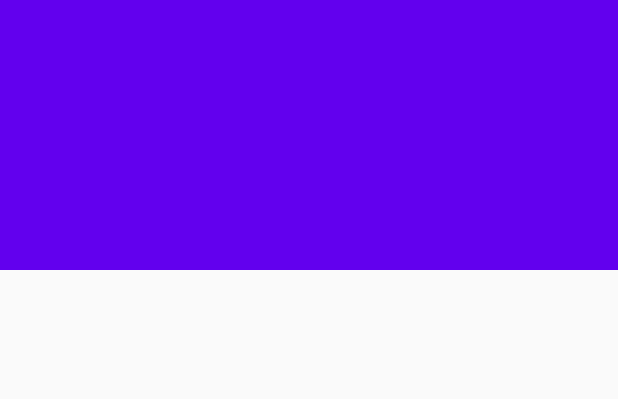
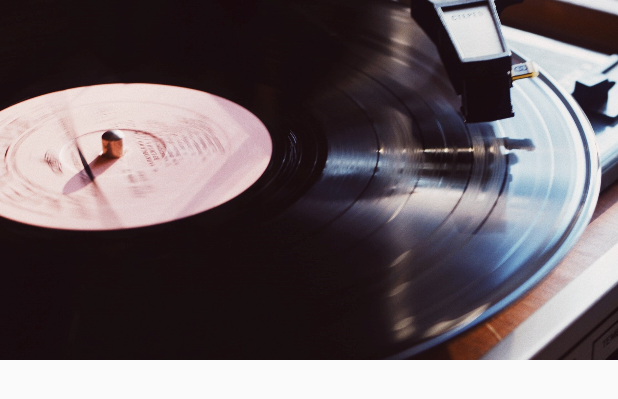
Before and after one commit to xzcxzcyy/net-diff-music, an Android app: the layout list_fragment.xml on its own in the app's theme, with its tools: preview values and no code run, on a phone screen of 412 x 824 dp. Shown: the top 399 px of the screen. Run offline under Robolectric (Android 15) with nearby library versions, the phone set to English and light mode, and no system bars.

Commit message:
feat: add RecyclerView

```diff
--- a/app/src/main/java/cloud/netdiff/musicplayer/list/ListFragment.kt
+++ b/app/src/main/java/cloud/netdiff/musicplayer/list/ListFragment.kt
@@ -23,6 +23,12 @@ class ListFragment : Fragment() {
         dataBinding = DataBindingUtil.inflate(inflater, R.layout.list_fragment, container, false)
         val myActivity = activity as AppCompatActivity
         myActivity.setSupportActionBar(dataBinding.toolbar)
+        dataBinding.toolbarLayout.title = "未命名歌单"
+
+        //TODO: get list name out of database, and change the toolbar title
+
+
+
         return dataBinding.root
     }
 
--- a/app/src/main/res/layout/list_fragment.xml
+++ b/app/src/main/res/layout/list_fragment.xml
@@ -26,6 +26,12 @@
                 app:layout_scrollFlags="scroll|exitUntilCollapsed"
                 app:toolbarId="@+id/toolbar">
 
+                <androidx.appcompat.widget.AppCompatImageView
+                    android:layout_width="match_parent"
+                    android:layout_height="match_parent"
+                    android:scaleType="centerCrop"
+                    android:src="@drawable/default_list_cover" />
+
                 <androidx.appcompat.widget.Toolbar
                     android:id="@+id/toolbar"
                     android:layout_width="match_parent"
@@ -34,5 +40,12 @@
                     app:popupTheme="@style/AppTheme.PopupOverlay" />
             </com.google.android.material.appbar.CollapsingToolbarLayout>
         </com.google.android.material.appbar.AppBarLayout>
+
+        <androidx.recyclerview.widget.RecyclerView
+            android:layout_width="match_parent"
+            android:layout_height="match_parent"
+            app:layout_behavior="@string/appbar_scrolling_view_behavior">
+
+        </androidx.recyclerview.widget.RecyclerView>
     </androidx.coordinatorlayout.widget.CoordinatorLayout>
 </layout>
--- a/app/src/main/res/navigation/navigation.xml
+++ b/app/src/main/res/navigation/navigation.xml
@@ -3,7 +3,7 @@
     xmlns:app="http://schemas.android.com/apk/res-auto"
     xmlns:tools="http://schemas.android.com/tools"
     android:id="@+id/navigation"
-    app:startDestination="@id/titleFragment">
+    app:startDestination="@id/listFragment">
 
     <fragment
         android:id="@+id/titleFragment"
--- a/app/src/main/res/values/colors.xml
+++ b/app/src/main/res/values/colors.xml
@@ -1,6 +1,6 @@
 <?xml version="1.0" encoding="utf-8"?>
 <resources>
-    <color name="colorPrimary">#6200EE</color>
-    <color name="colorPrimaryDark">#3700B3</color>
-    <color name="colorAccent">#03DAC5</color>
+    <color name="colorPrimary">#FF4081</color>
+    <color name="colorPrimaryDark">#FF4081</color>
+    <color name="colorAccent">#FF4081</color>
 </resources>
--- a/app/src/main/res/values/dimens.xml
+++ b/app/src/main/res/values/dimens.xml
@@ -1,6 +1,6 @@
 <?xml version="1.0" encoding="utf-8"?>
 <resources>
-    <dimen name="app_bar_height">180dp</dimen>
+    <dimen name="app_bar_height">240dp</dimen>
     <dimen name="fab_margin">16dp</dimen>
     <dimen name="text_margin">16dp</dimen>
 </resources>
```
Also changed, not shown: app/src/main/res/drawable/default_list_cover.jpg (added).
